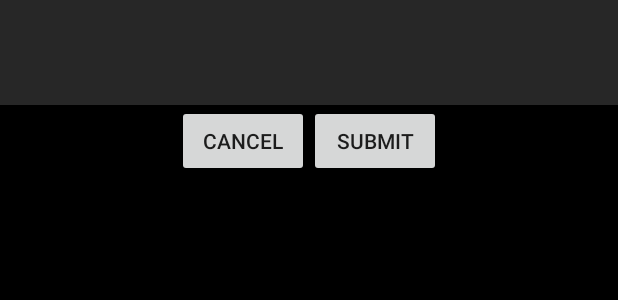
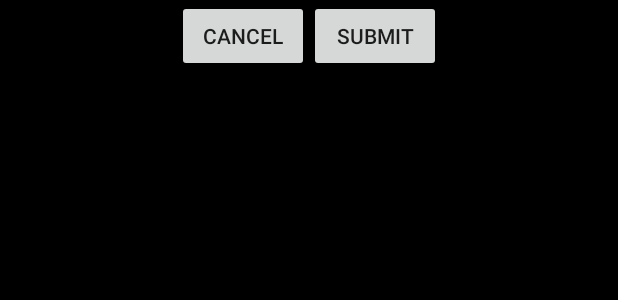
Before and after one commit to yeSpud/Scouting-app, an Android app: the layout data_collection.xml on its own in the app's theme, with its tools: preview values and no code run, on a phone screen of 412 x 824 dp. Shown: the top 300 px of the screen. Run offline under Robolectric (Android 15) with nearby library versions, the phone set to English and light mode, and no system bars.

```diff
--- a/AndroidApp/app/src/main/java/org/frc1595Dragons/scoutingapp/MatchBase.java
+++ b/AndroidApp/app/src/main/java/org/frc1595Dragons/scoutingapp/MatchBase.java
@@ -1,6 +1,4 @@
 package org.frc1595Dragons.scoutingapp;
-
-import org.json.JSONObject;
 
 /**
  * Created by Stephen Ogden on 12/29/18.
@@ -11,7 +9,7 @@ public class MatchBase {
 
     public String name;
     public DataType datatype;
-    public java.util.ArrayList<JSONObject> value;
+    public java.util.ArrayList<String> value;
 
     public static enum DataType {
         Text, Number, Boolean, BooleanGroup;
--- a/AndroidApp/app/src/main/java/org/frc1595Dragons/scoutingapp/main_activity.java
+++ b/AndroidApp/app/src/main/java/org/frc1595Dragons/scoutingapp/main_activity.java
@@ -10,6 +10,8 @@ import android.view.LayoutInflater;
 import android.view.View;
 import android.widget.Button;
 import android.widget.EditText;
+
+import org.json.JSONException;
 
 import java.util.Arrays;
 import java.util.UUID;
@@ -69,9 +71,13 @@ public class main_activity extends AppCompatActivity {
             if (!userInput.equals("")) {
                 // When the teamNumber entered is valid, we can set the teamNumber to the entered value, and then start the data collection activity
                 try {
+                    Bluetooth.setMatchData(Bluetooth.test);
                     data_collection.teamNumber = Integer.parseInt(userInput);
                 } catch (NumberFormatException e) {
                     dialog.cancel();
+                } catch (JSONException e) {
+                    CatchError.caughtError(this, e.getMessage(), Arrays.toString(e.getStackTrace()));
+                    return;
                 }
                 this.startActivity(new Intent(main_activity.this, data_collection.class));
             }
--- a/AndroidApp/app/src/main/res/layout/data_collection.xml
+++ b/AndroidApp/app/src/main/res/layout/data_collection.xml
@@ -1,35 +1,38 @@
 <?xml version="1.0" encoding="utf-8"?>
 <LinearLayout xmlns:android="http://schemas.android.com/apk/res/android"
     xmlns:tools="http://schemas.android.com/tools"
-    android:layout_width="fill_parent"
-    android:layout_height="fill_parent"
+    android:layout_width="match_parent"
+    android:layout_height="match_parent"
     android:background="@color/black"
     tools:context="org.frc1595Dragons.scoutingapp.data_collection"
     android:orientation="vertical">
 
     <ScrollView
-        android:layout_width="fill_parent"
+        android:layout_width="match_parent"
         android:layout_height="wrap_content"
         android:descendantFocusability="beforeDescendants"
-        android:focusableInTouchMode="true">
+        android:focusableInTouchMode="true"
+        android:layout_gravity="center_vertical">
 
         <LinearLayout
             android:id="@+id/content"
-            android:layout_width="fill_parent"
+            android:layout_width="match_parent"
             android:layout_height="wrap_content"
             android:orientation="vertical"
             android:layout_gravity="center_vertical">
 
+            <!--
             <EditText
                 android:id="@+id/comment"
-                android:layout_width="fill_parent"
+                android:layout_width="match_parent"
                 android:layout_height="70dp"
                 android:background="@color/darkGray"
                 android:fontFamily="@font/arial"
-                android:textColor="@color/white"
+                android:imeOptions="actionDone"
                 android:inputType="textMultiLine|textAutoCorrect"
-                android:imeOptions="actionDone"
-                android:text="" />
+                android:text=""
+                android:textColor="@color/white" />
+                -->
 
 
         </LinearLayout>
@@ -43,11 +46,13 @@
         android:layout_gravity="center_horizontal">
 
         <Button
+            android:id="@+id/Cancel"
             android:layout_width="wrap_content"
             android:layout_height="wrap_content"
             android:text="@string/Cancel"/>
 
         <Button
+            android:id="@+id/Submit"
             android:layout_width="wrap_content"
             android:layout_height="wrap_content"
             android:text="@string/Submit"/>
@@ -55,4 +60,5 @@
     </LinearLayout>
 
 
+
 </LinearLayout>
```
Also changed, not shown: AndroidApp/app/src/main/java/org/frc1595Dragons/scoutingapp/Bluetooth.java (+40 -0 lines), AndroidApp/app/src/main/java/org/frc1595Dragons/scoutingapp/Match.java (+29 -27 lines), AndroidApp/app/src/main/java/org/frc1595Dragons/scoutingapp/data_collection.java (+48 -3 lines).
